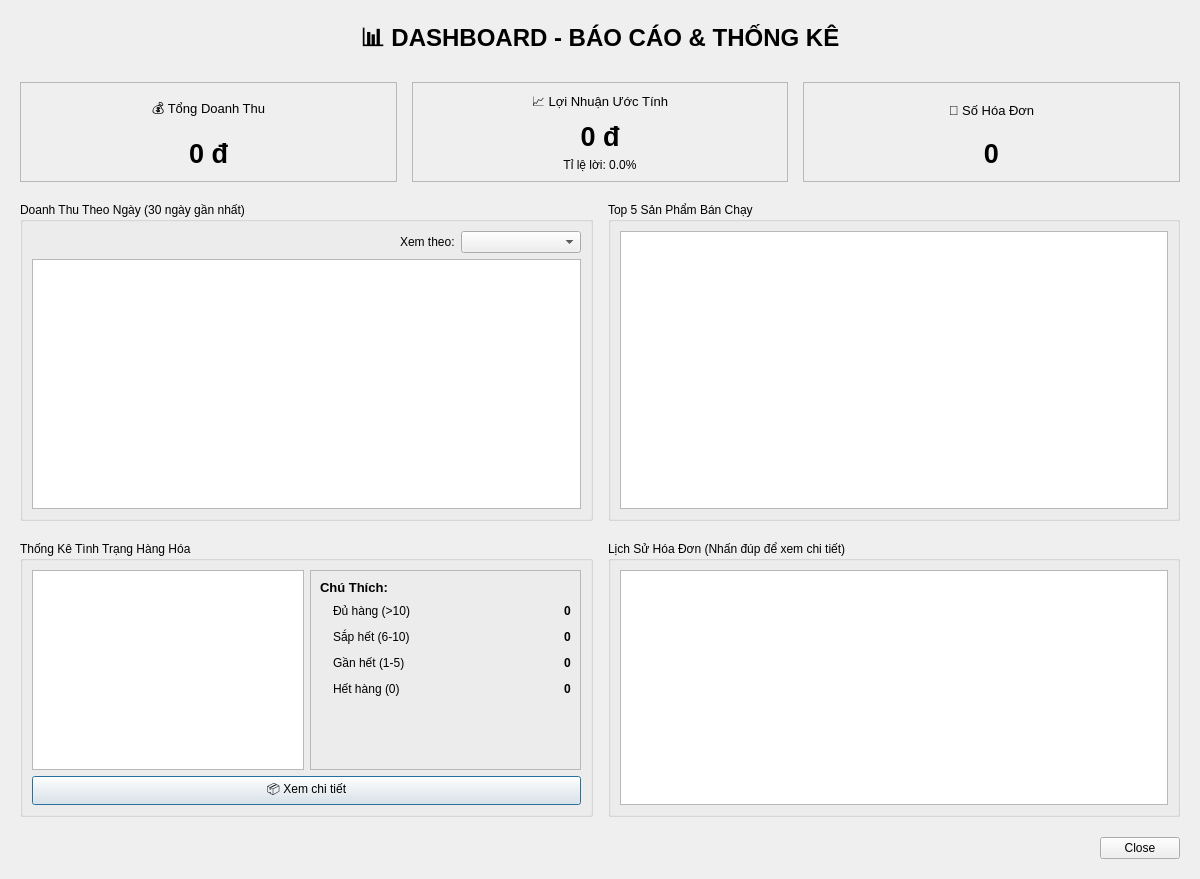
First picture: the form in ThongKe.ui, repository DuongNguyen0210/StoreProject, before the edit.
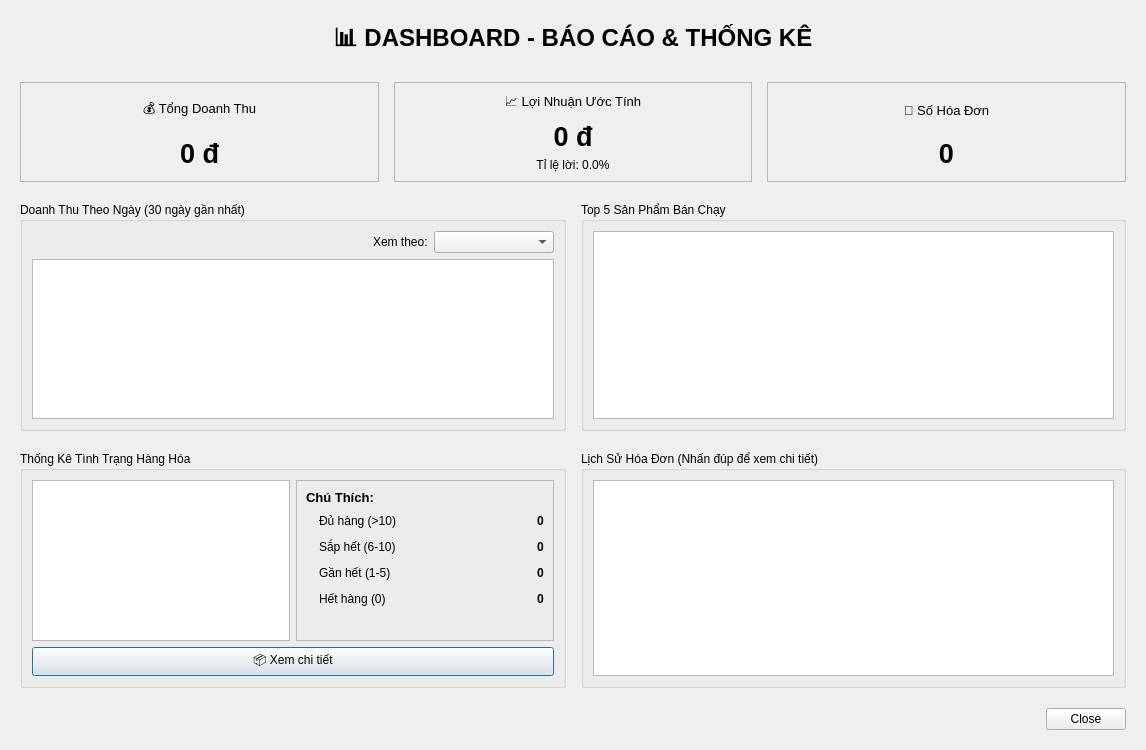
Second picture: the form after the edit. Icons and pictures are not drawn. Custom widgets are drawn as their Qt base class.

Patch:
```diff
--- a/ThongKe.ui
+++ b/ThongKe.ui
@@ -6,8 +6,8 @@
    <rect>
     <x>0</x>
     <y>0</y>
-    <width>1200</width>
-    <height>844</height>
+    <width>1146</width>
+    <height>750</height>
    </rect>
   </property>
   <property name="windowTitle">
@@ -250,7 +250,7 @@
           <property name="minimumSize">
            <size>
             <width>0</width>
-            <height>250</height>
+            <height>0</height>
            </size>
           </property>
          </widget>
@@ -269,7 +269,7 @@
           <property name="minimumSize">
            <size>
             <width>0</width>
-            <height>250</height>
+            <height>0</height>
            </size>
           </property>
          </widget>
@@ -296,8 +296,8 @@
            <widget class="QChartView" name="chartWarnings">
             <property name="minimumSize">
              <size>
-              <width>250</width>
-              <height>200</height>
+              <width>0</width>
+              <height>0</height>
              </size>
             </property>
            </widget>
@@ -559,7 +559,7 @@
           <property name="minimumSize">
            <size>
             <width>0</width>
-            <height>200</height>
+            <height>0</height>
            </size>
           </property>
           <property name="alternatingRowColors">
```
Left out of the diff: 2 changed lines with no effect on the pictures. Lines whose indentation alone changed are shown as unchanged.
